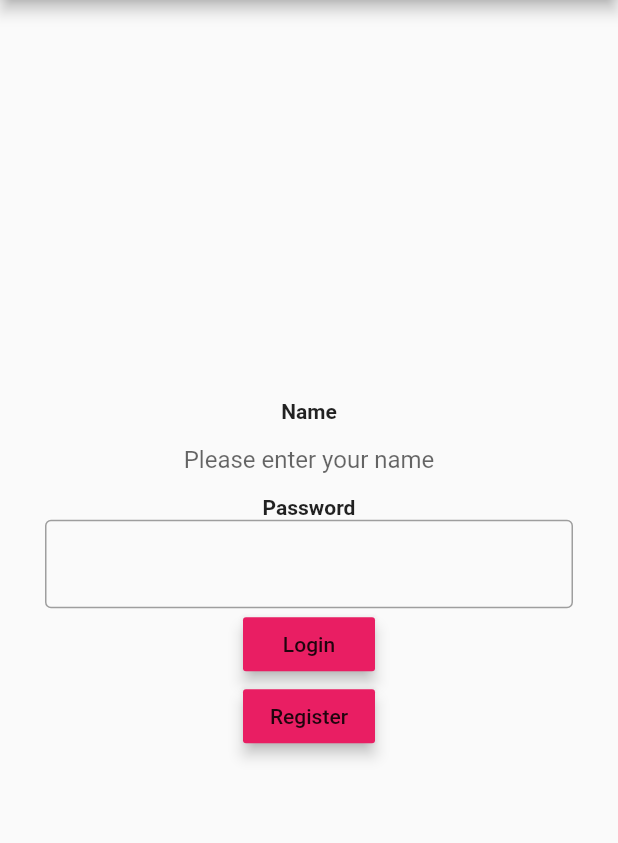
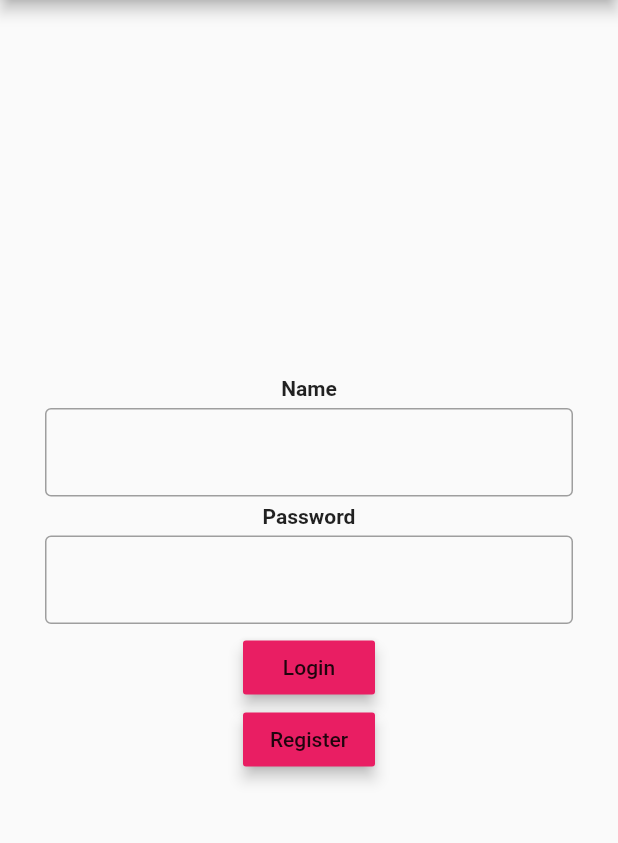
Before and after one commit to KiranLorenzoHoyos/flutter_perpill, a Flutter app: the screen it shows after launch, on a phone screen of 412 x 824 dp, the part 84-927 px from its top. Run offline on Flutter 3.47's test engine with Material 2 defaults, Android fonts, the phone set to English and light mode, and no system bars.

Commit message:
Arreglo TextFormField

```diff
--- a/lib/main.dart
+++ b/lib/main.dart
@@ -98,13 +98,17 @@ class _MyHomePageState extends State<MyHomePage> {
               overflow: TextOverflow.ellipsis,
               style: TextStyle(fontWeight: FontWeight.bold),
             ),
-        TextField(
-          textAlign: TextAlign.center,
-          decoration: InputDecoration(
-            border: InputBorder.none,
-            hintText: 'Please enter your name'
+        Padding(
+          padding: const EdgeInsets.symmetric(vertical: 5.0, horizontal: 30.0),
+          child: TextFormField(
+            textAlign: TextAlign.center,
+            decoration: new InputDecoration(
+              enabledBorder: const OutlineInputBorder(
+                borderSide: const BorderSide(color: Colors.grey),
+              ),
+            ),
+      ),
         ),
-      ),
             Text(
               'Password',
               textAlign: TextAlign.center,
@@ -112,7 +116,7 @@ class _MyHomePageState extends State<MyHomePage> {
               style: TextStyle(fontWeight: FontWeight.bold),
             ),
         Padding(
-          padding: const EdgeInsets.symmetric(horizontal: 30.0),
+          padding: const EdgeInsets.symmetric(vertical: 5.0, horizontal: 30.0),
           child: TextFormField(
             textAlign: TextAlign.center,
             decoration: new InputDecoration(
```
